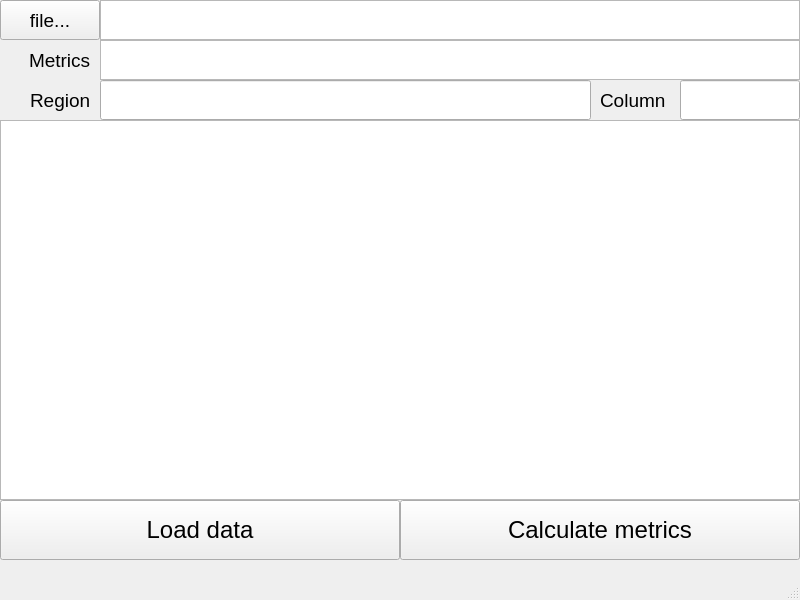
This is programing_basics/CSVReader/mainwindow.ui in lumymx/lab-works-sem2 as Qt 5 draws it before an edit. The edited form follows.
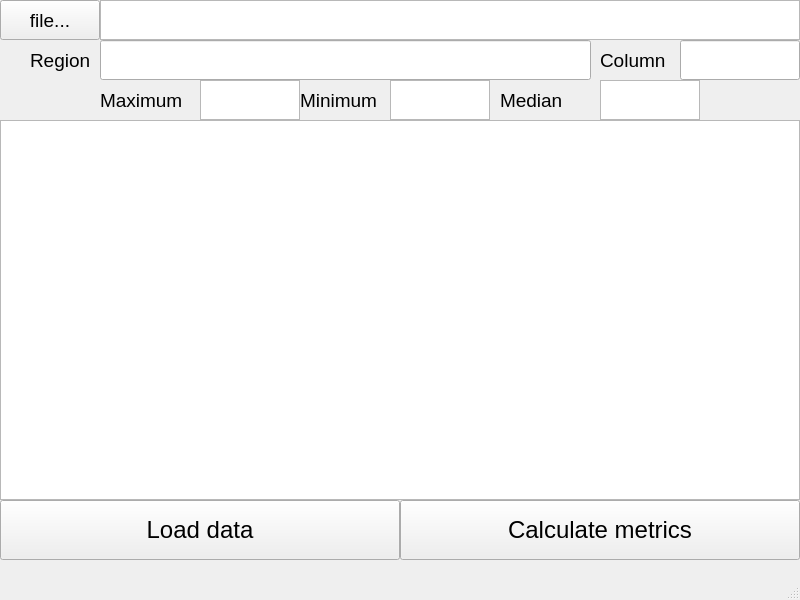
This is the edited form.

Diff of the .ui file:
```diff
--- a/programing_basics/CSVReader/mainwindow.ui
+++ b/programing_basics/CSVReader/mainwindow.ui
@@ -96,32 +96,11 @@
      <string>Calculate metrics</string>
     </property>
    </widget>
-   <widget class="QLabel" name="label_4">
-    <property name="geometry">
-     <rect>
-      <x>29</x>
-      <y>40</y>
-      <width>71</width>
-      <height>40</height>
-     </rect>
-    </property>
-    <property name="font">
-     <font>
-      <pointsize>14</pointsize>
-     </font>
-    </property>
-    <property name="layoutDirection">
-     <enum>Qt::LeftToRight</enum>
-    </property>
-    <property name="text">
-     <string>Metrics</string>
-    </property>
-   </widget>
    <widget class="QLabel" name="label_5">
     <property name="geometry">
      <rect>
       <x>30</x>
-      <y>80</y>
+      <y>40</y>
       <width>70</width>
       <height>40</height>
      </rect>
@@ -139,7 +118,7 @@
     <property name="geometry">
      <rect>
       <x>600</x>
-      <y>80</y>
+      <y>40</y>
       <width>71</width>
       <height>41</height>
      </rect>
@@ -157,7 +136,7 @@
     <property name="geometry">
      <rect>
       <x>680</x>
-      <y>80</y>
+      <y>40</y>
       <width>120</width>
       <height>40</height>
      </rect>
@@ -178,21 +157,11 @@
      </rect>
     </property>
    </widget>
-   <widget class="QTextBrowser" name="textBrowser_2">
-    <property name="geometry">
-     <rect>
-      <x>100</x>
-      <y>40</y>
-      <width>700</width>
-      <height>40</height>
-     </rect>
-    </property>
-   </widget>
    <widget class="QLineEdit" name="LineEditRegion">
     <property name="geometry">
      <rect>
       <x>100</x>
-      <y>80</y>
+      <y>40</y>
       <width>491</width>
       <height>40</height>
      </rect>
@@ -203,6 +172,90 @@
      </font>
     </property>
    </widget>
+   <widget class="QLabel" name="label_7">
+    <property name="geometry">
+     <rect>
+      <x>100</x>
+      <y>80</y>
+      <width>100</width>
+      <height>40</height>
+     </rect>
+    </property>
+    <property name="font">
+     <font>
+      <pointsize>14</pointsize>
+     </font>
+    </property>
+    <property name="text">
+     <string>Maximum</string>
+    </property>
+   </widget>
+   <widget class="QLabel" name="label_8">
+    <property name="geometry">
+     <rect>
+      <x>300</x>
+      <y>80</y>
+      <width>100</width>
+      <height>40</height>
+     </rect>
+    </property>
+    <property name="font">
+     <font>
+      <pointsize>14</pointsize>
+     </font>
+    </property>
+    <property name="text">
+     <string>Minimum</string>
+    </property>
+   </widget>
+   <widget class="QLabel" name="label_9">
+    <property name="geometry">
+     <rect>
+      <x>500</x>
+      <y>80</y>
+      <width>100</width>
+      <height>40</height>
+     </rect>
+    </property>
+    <property name="font">
+     <font>
+      <pointsize>14</pointsize>
+     </font>
+    </property>
+    <property name="text">
+     <string>Median</string>
+    </property>
+   </widget>
+   <widget class="QTextBrowser" name="TextBrowserMax">
+    <property name="geometry">
+     <rect>
+      <x>200</x>
+      <y>80</y>
+      <width>100</width>
+      <height>40</height>
+     </rect>
+    </property>
+   </widget>
+   <widget class="QTextBrowser" name="TextBrowserMin">
+    <property name="geometry">
+     <rect>
+      <x>390</x>
+      <y>80</y>
+      <width>100</width>
+      <height>40</height>
+     </rect>
+    </property>
+   </widget>
+   <widget class="QTextBrowser" name="TextBrowserMedian">
+    <property name="geometry">
+     <rect>
+      <x>600</x>
+      <y>80</y>
+      <width>100</width>
+      <height>40</height>
+     </rect>
+    </property>
+   </widget>
   </widget>
   <widget class="QMenuBar" name="menubar">
    <property name="geometry">
```
